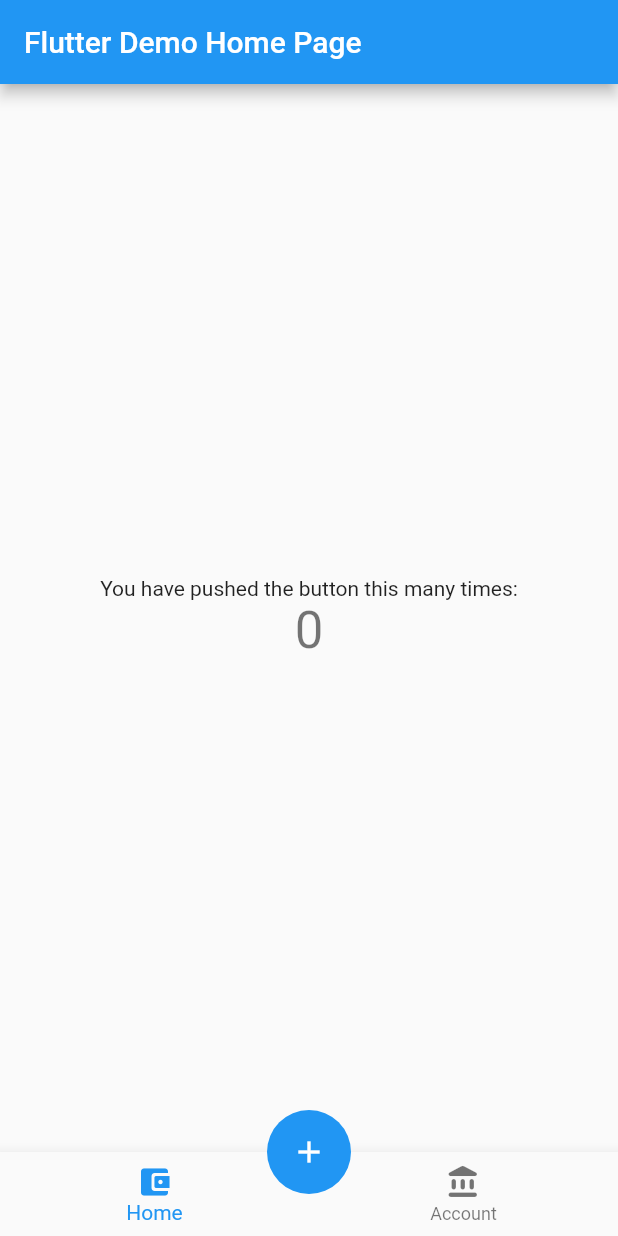
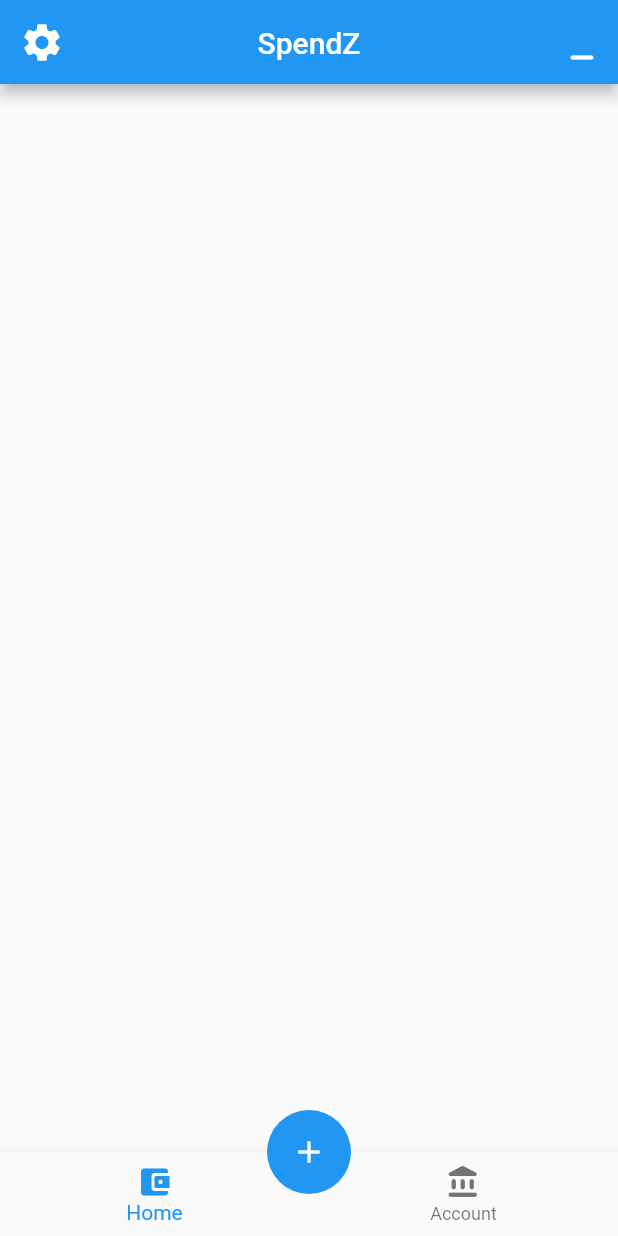
Before and after one commit to gautham2k3/SpendZ, a Flutter app: the screen it shows after launch, on a phone screen of 412 x 824 dp. Run offline on Flutter 3.47's test engine with Material 2 defaults, Android fonts, the phone set to English and light mode, and no system bars.

Commit message:
Added Sliver App Bar

```diff
--- a/lib/main.dart
+++ b/lib/main.dart
@@ -6,11 +6,11 @@ void main() {
 int x=0;
 class MyApp extends StatelessWidget {
   const MyApp({super.key});
-
   // This widget is the root of your application.
   @override
   Widget build(BuildContext context) {
     return MaterialApp(
+      debugShowCheckedModeBanner: false,
       title: 'Flutter Demo',
       theme: ThemeData(
         // This is the theme of your application.
@@ -48,18 +48,6 @@ class MyHomePage extends StatefulWidget {
 }
 
 class _MyHomePageState extends State<MyHomePage> {
-  int _counter = 0;
-
-  void _incrementCounter() {
-    setState(() {
-      // This call to setState tells the Flutter framework that something has
-      // changed in this State, which causes it to rerun the build method below
-      // so that the display can reflect the updated values. If we changed
-      // _counter without calling setState(), then the build method would not be
-      // called again, and so nothing would appear to happen.
-      x++;
-    });
-  }
 
   @override
   Widget build(BuildContext context) {
@@ -70,40 +58,37 @@ class _MyHomePageState extends State<MyHomePage> {
     // fast, so that you can just rebuild anything that needs updating rather
     // than having to individually change instances of widgets.
     return Scaffold(
-      appBar: AppBar(
-        // Here we take the value from the MyHomePage object that was created by
-        // the App.build method, and use it to set our appbar title.
-        title: Text(widget.title),
-      ),
-      body: Center(
-        // Center is a layout widget. It takes a single child and positions it
-        // in the middle of the parent.
-        child: Column(
-          // Column is also a layout widget. It takes a list of children and
-          // arranges them vertically. By default, it sizes itself to fit its
-          // children horizontally, and tries to be as tall as its parent.
-          //
-          // Invoke "debug painting" (press "p" in the console, choose the
-          // "Toggle Debug Paint" action from the Flutter Inspector in Android
-          // Studio, or the "Toggle Debug Paint" command in Visual Studio Code)
-          // to see the wireframe for each widget.
-          //
-          // Column has various properties to control how it sizes itself and
-          // how it positions its children. Here we use mainAxisAlignment to
-          // center the children vertically; the main axis here is the vertical
-          // axis because Columns are vertical (the cross axis would be
-          // horizontal).
-          mainAxisAlignment: MainAxisAlignment.center,
-          children: <Widget>[
-            const Text(
-              'You have pushed the button this many times:',
+      body: CustomScrollView(
+        slivers: [
+          SliverAppBar(
+            floating: true,
+            forceElevated: true,
+            leading: IconButton(
+                icon: const Icon(Icons.settings),
+                iconSize:30 ,
+                onPressed: () {}
             ),
-            Text(
-              '$x',
-              style: Theme.of(context).textTheme.headlineMedium,
+            flexibleSpace: const FlexibleSpaceBar(
+              centerTitle: true,
+              title: Text("SpendZ"),
             ),
-          ],
-        ),
+            actions: [
+              IconButton(
+                icon: const Icon(Icons.minimize_rounded),
+                iconSize: 30,
+                onPressed:() {
+                  setState(()
+                  {
+                    if(x>0)
+                    {
+                      x--;
+                    }
+                  });
+                },
+              )
+            ],
+          ),
+        ],
       ),
       floatingActionButton: FloatingActionButton(
         onPressed: () {
```
